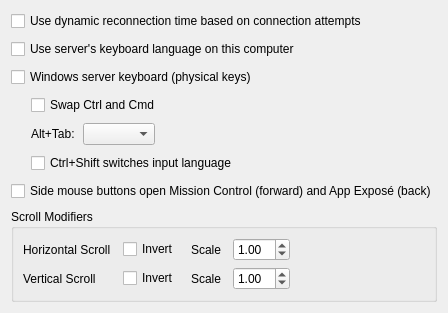
First picture: the form in src/lib/gui/dialogs/ClientConfigDialog.ui, repository boymep/deskflow, before the edit.
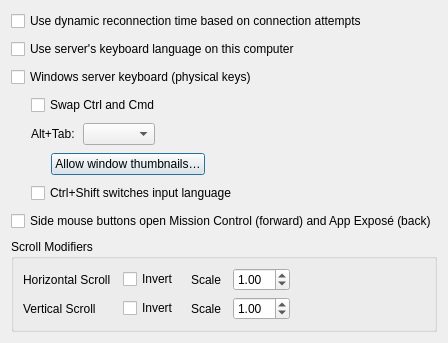
Second picture: the form after the edit.

Commit message:
feat(client): allow window switcher thumbnails from the client settings
Add an "Allow window thumbnails" button under the Alt+Tab mode (macOS 14+). It
asks for the Screen Recording permission with CGRequestScreenCaptureAccess;
macOS shows its prompt only once, so later clicks open the Screen & System
Audio Recording pane in System Settings. TCC records the permission for the
Deskflow app bundle, and deskflow-core is started by the GUI from that bundle,
so the grant also covers the client's captures after Deskflow restarts.

Patch:
```diff
--- a/src/lib/gui/dialogs/ClientConfigDialog.ui
+++ b/src/lib/gui/dialogs/ClientConfigDialog.ui
@@ -104,6 +104,35 @@
        </item>
       </layout>
      </item>
+     <item>
+      <widget class="QWidget" name="widgetThumbnails" native="true">
+       <layout class="QHBoxLayout" name="layoutThumbnails">
+        <property name="spacing"><number>8</number></property>
+        <property name="leftMargin"><number>20</number></property>
+        <property name="topMargin"><number>0</number></property>
+        <property name="rightMargin"><number>0</number></property>
+        <property name="bottomMargin"><number>0</number></property>
+        <item>
+         <widget class="QPushButton" name="btnThumbnails">
+          <property name="toolTip">
+           <string>Window previews in the built-in window switcher need the Screen Recording permission for Deskflow. Previews stay in memory only: they are never saved or sent anywhere.</string>
+          </property>
+          <property name="text">
+           <string>Allow window thumbnails…</string>
+          </property>
+         </widget>
+        </item>
+        <item>
+         <widget class="QLabel" name="lblThumbnails">
+          <property name="wordWrap"><bool>true</bool></property>
+          <property name="sizePolicy">
+           <sizepolicy hsizetype="Expanding" vsizetype="Preferred"><horstretch>1</horstretch><verstretch>0</verstretch></sizepolicy>
+          </property>
+         </widget>
+        </item>
+       </layout>
+      </widget>
+     </item>
      <item>
       <spacer name="indent_cbCtrlShift">
        <property name="orientation"><enum>Qt::Orientation::Horizontal</enum></property>
```
The commit also changes 5 other files.
